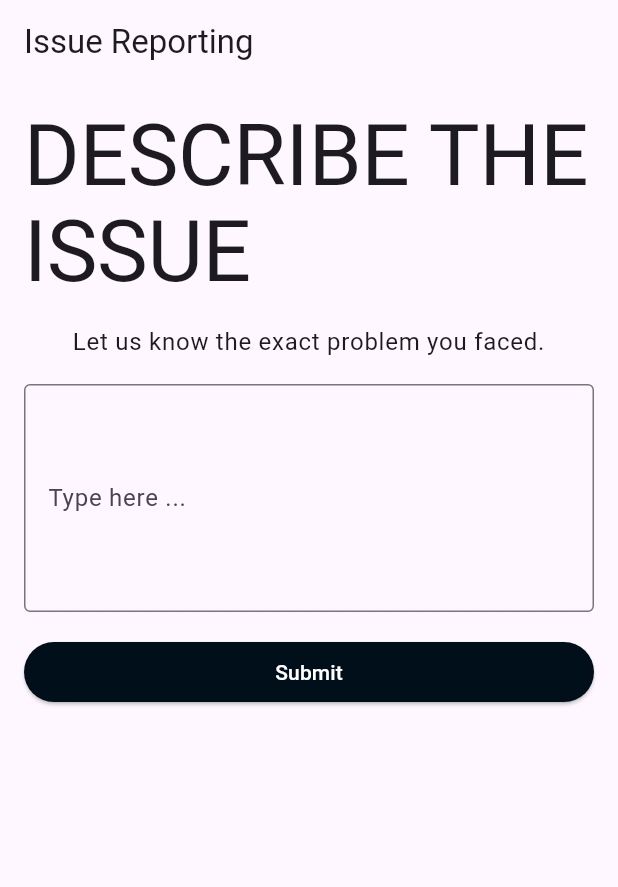
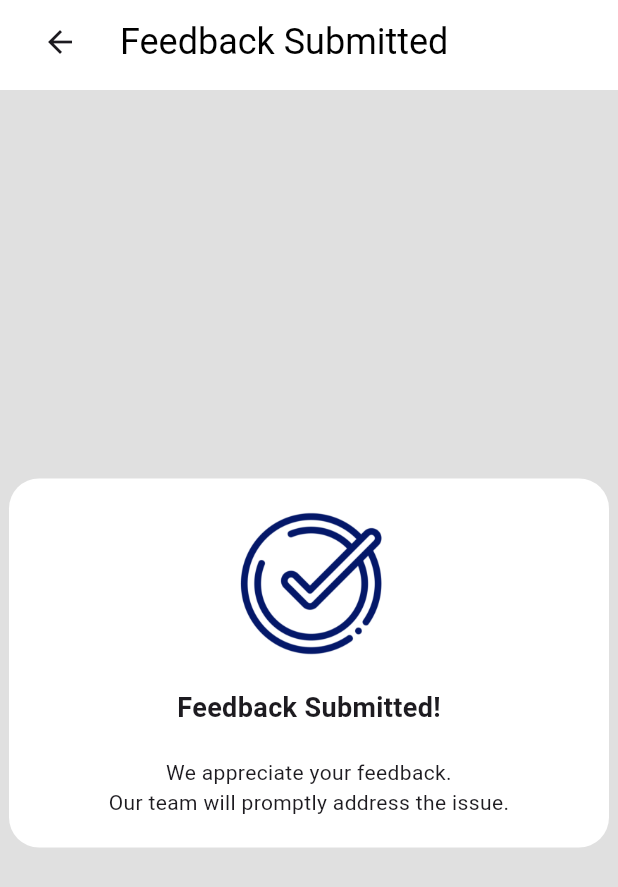
Before and after one commit to Pedal-Pal-CS253/pedal-pal-frontend, a Flutter app: the IssueReportingScreen screen opened directly, after a tap on "Submit", on a phone screen of 412 x 824 dp. Shown: the top 887 px of the screen. Run offline on Flutter 3.47's test engine with Material 3 defaults, Android fonts, the phone set to English and light mode, and no system bars; our stand-ins replace flutter_dotenv, fluttertoast, google_maps_flutter, pin_input_text_field; missing offline and left inert: razorpay_flutter; accounts and stored records are empty.

Commit message:
linked pages

```diff
--- a/frontend/lib/describe_issue.dart
+++ b/frontend/lib/pages/describe_issue.dart
@@ -1,10 +1,11 @@
 import 'package:flutter/material.dart';
+import 'package:frontend/pages/feedback_submitted.dart';
 
 void main() {
-  runApp(MyApp());
+  runApp(DescribeIssue());
 }
 
-class MyApp extends StatelessWidget {
+class DescribeIssue extends StatelessWidget {
   @override
   Widget build(BuildContext context) {
     return MaterialApp(
@@ -65,7 +66,10 @@ class IssueReportingScreen extends StatelessWidget {
               SizedBox(height: 16),
               ElevatedButton(
                 onPressed: () {
-                  // Add submit functionality here
+                  Navigator.push(
+                    context,
+                    MaterialPageRoute(builder: (context) => ((FeedbackSubmitted()))),
+                  );
                 },
                 child: Text(
                'Submit',
--- /dev/null
+++ b/frontend/lib/pages/feedback_submitted.dart
@@ -0,0 +1,83 @@
+import 'package:flutter/material.dart';
+
+void main() {
+  runApp(FeedbackSubmitted());
+}
+
+class FeedbackSubmitted extends StatelessWidget {
+  @override
+  Widget build(BuildContext context) {
+    return MaterialApp(
+      home: Scaffold(
+        appBar: PreferredSize(
+          preferredSize: Size.fromHeight(60.0),
+          child: AppBar(
+            title: Column(
+              crossAxisAlignment: CrossAxisAlignment.start,
+              children: [
+                SizedBox(height: 0.0),
+                Row(
+                  children: [
+                    IconButton(
+                      icon: Icon(Icons.arrow_back),
+                      onPressed: () {
+                        Navigator.of(context).pop();
+                      },
+                    ),
+                    SizedBox(width: 16.0),
+                    Text(
+                      'Feedback Submitted',
+                      style: TextStyle(color: Colors.black, fontSize: 24.0),
+                    ),
+                  ],
+                ),
+              ],
+            ),
+            backgroundColor: Colors.white,
+            elevation: 0,
+          ),
+        ),
+        backgroundColor: Colors.grey[300],
+        body: Center(
+          child: Container(
+            width: 400,
+            padding: EdgeInsets.all(20),
+            decoration: BoxDecoration(
+              color: Colors.white,
+              borderRadius: BorderRadius.circular(20),
+            ),
+            child: Column(
+              mainAxisSize: MainAxisSize.min,
+              children: [
+                // IconButton(
+                //   icon: Icon(Icons.arrow_back),
+                //   onPressed: () {
+                //     Navigator.of(context).pop();
+                //   },
+                // ),
+                Image.asset(
+                  'assets/confirmation.png', // Path to your feedback image
+                  width: 100,
+                  height: 100,
+                ),
+                SizedBox(height: 20),
+                Text(
+                  'Feedback Submitted!',
+                  style: TextStyle(
+                    fontWeight: FontWeight.bold,
+                    fontSize: 18,
+                  ),
+                ),
+                SizedBox(height: 20),
+                Text(
+                  'We appreciate your feedback.\nOur team will promptly address the issue.',
+                  textAlign: TextAlign.center,
+                ),
+              ],
+            ),
+          ),
+        ),
+      ),
+    );
+  }
+}
--- a/frontend/pubspec.yaml
+++ b/frontend/pubspec.yaml
@@ -72,6 +72,7 @@ flutter:
   assets:
     - .env
     - assets/pedal_pal_logo.png
+    - assets/confirmation.png
   # An image asset can refer to one or more resolution-specific "variants", see
   # https://flutter.dev/assets-and-images/#resolution-aware
 
```
Also changed, not shown: frontend/lib/feedback_submitted.dart (deleted, +0 -49 lines), frontend/lib/pages/issues_with_cycle.dart (renamed from frontend/lib/issues_with_cycle.dart, +32 -3 lines), frontend/assets/confirmation.png (renamed from frontend/lib/confirmation.png).
